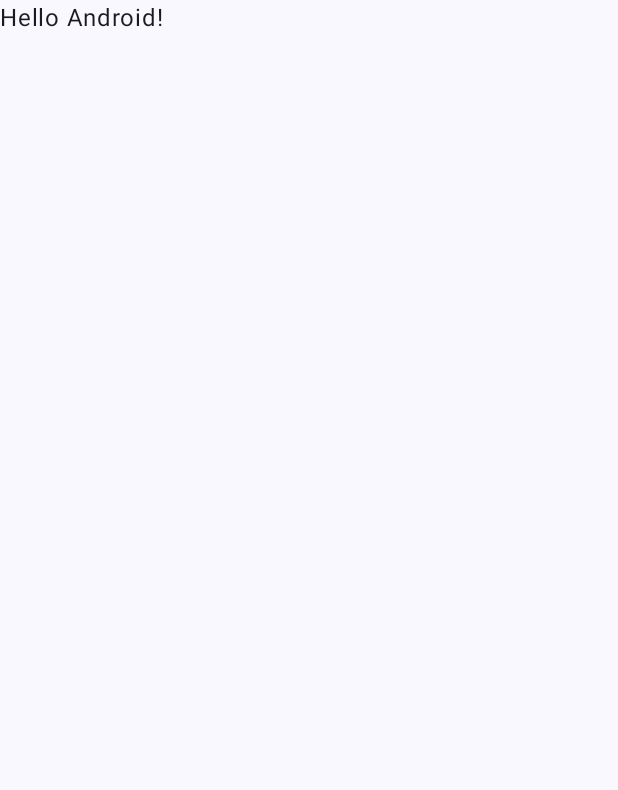
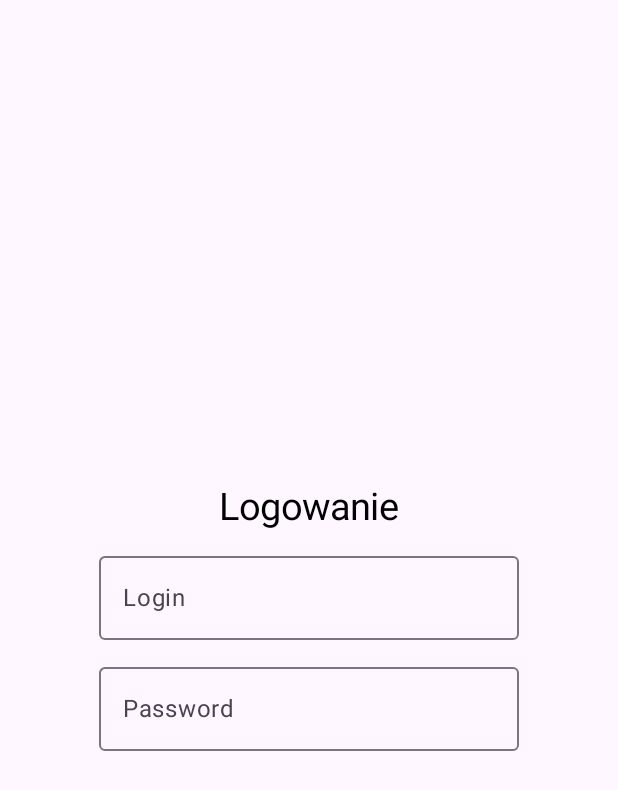
Before and after one commit to KonDzioUrbanik/Android-Studio-Study-Kotlin, an Android app built with Jetpack Compose: the screen it shows after launch (MainActivity), on a phone screen of 412 x 824 dp. Before the commit the part shown is almost empty. Shown: the top 790 px of the screen. Run offline under Robolectric (Android 15) with nearby library versions, the phone set to English and light mode, and no system bars.

Commit message:
Utworzono ekran logowania z polami tekstowymi i wyśrodkowanym układem

```diff
--- a/app/src/main/java/com/konrados/android_studio_study_kotlin/MainActivity.kt
+++ b/app/src/main/java/com/konrados/android_studio_study_kotlin/MainActivity.kt
@@ -4,44 +4,14 @@ import android.os.Bundle
 import androidx.activity.ComponentActivity
 import androidx.activity.compose.setContent
 import androidx.activity.enableEdgeToEdge
-import androidx.compose.foundation.layout.fillMaxSize
-import androidx.compose.foundation.layout.padding
-import androidx.compose.material3.Scaffold
-import androidx.compose.material3.Text
-import androidx.compose.runtime.Composable
-import androidx.compose.ui.Modifier
-import androidx.compose.ui.tooling.preview.Preview
-import com.konrados.android_studio_study_kotlin.ui.theme.AndroidStudioStudyKotlinTheme
+import com.konrados.android_studio_study_kotlin.screens.StartScreenView
 
 class MainActivity : ComponentActivity() {
     override fun onCreate(savedInstanceState: Bundle?) {
         super.onCreate(savedInstanceState)
         enableEdgeToEdge()
         setContent {
-            AndroidStudioStudyKotlinTheme {
-                Scaffold(modifier = Modifier.fillMaxSize()) { innerPadding ->
-                    Greeting(
-                        name = "Android",
-                        modifier = Modifier.padding(innerPadding)
-                    )
-                }
-            }
+            StartScreenView()
         }
     }
 }
-
-@Composable
-fun Greeting(name: String, modifier: Modifier = Modifier) {
-    Text(
-        text = "Hello $name!",
-        modifier = modifier
-    )
-}
-
-@Preview(showBackground = true)
-@Composable
-fun GreetingPreview() {
-    AndroidStudioStudyKotlinTheme {
-        Greeting("Android")
-    }
-}
--- /dev/null
+++ b/app/src/main/java/com/konrados/android_studio_study_kotlin/screens/StartScreen.kt
@@ -0,0 +1,66 @@
+package com.konrados.android_studio_study_kotlin.screens
+
+import android.annotation.SuppressLint
+import androidx.compose.foundation.layout.Arrangement
+import androidx.compose.foundation.layout.Column
+import androidx.compose.foundation.layout.fillMaxSize
+import androidx.compose.foundation.layout.padding
+import androidx.compose.foundation.text.KeyboardOptions
+import androidx.compose.material3.OutlinedTextField
+import androidx.compose.material3.Scaffold
+import androidx.compose.material3.Text
+import androidx.compose.runtime.Composable
+import androidx.compose.runtime.getValue
+import androidx.compose.runtime.mutableStateOf
+import androidx.compose.runtime.remember
+import androidx.compose.runtime.setValue
+import androidx.compose.ui.Alignment
+import androidx.compose.ui.Modifier
+import androidx.compose.ui.graphics.Color
+import androidx.compose.ui.text.input.KeyboardType
+import androidx.compose.ui.text.input.PasswordVisualTransformation
+import androidx.compose.ui.tooling.preview.Preview
+import androidx.compose.ui.unit.dp
+import androidx.compose.ui.unit.sp
+
+
+@SuppressLint("UnusedMaterial3ScaffoldPaddingParameter")
+    @Composable
+    fun StartScreenView(){
+    var login by remember { mutableStateOf("") }
+    var password by remember { mutableStateOf("") }
+
+        Scaffold {
+            Column(
+                modifier = Modifier
+                    .fillMaxSize(),
+                verticalArrangement = Arrangement.spacedBy(
+                    10.dp,
+                    alignment = Alignment.CenterVertically
+                ),
+                horizontalAlignment = Alignment.CenterHorizontally,
+            ) {
+                Text(text = "Logowanie", color = Color.Black, fontSize = 25.sp)
+                OutlinedTextField(
+                    value = login,
+                    onValueChange = { login = it},
+                    label = { Text(text = "Login") },
+                )
+                OutlinedTextField(
+                    value = password,
+                    onValueChange = { password = it },
+                    label = { Text(text = "Password") },
+                    singleLine = true,
+                    visualTransformation = PasswordVisualTransformation(), // 🔹 tu zamienia znaki na kropki
+                    keyboardOptions = KeyboardOptions(keyboardType = KeyboardType.Password)
+                )
+            }
+        }
+
+    }
+
+    @Preview(showBackground = true)
+    @Composable
+    fun StartScreenPreview() {
+        StartScreenView()
+    }
```
